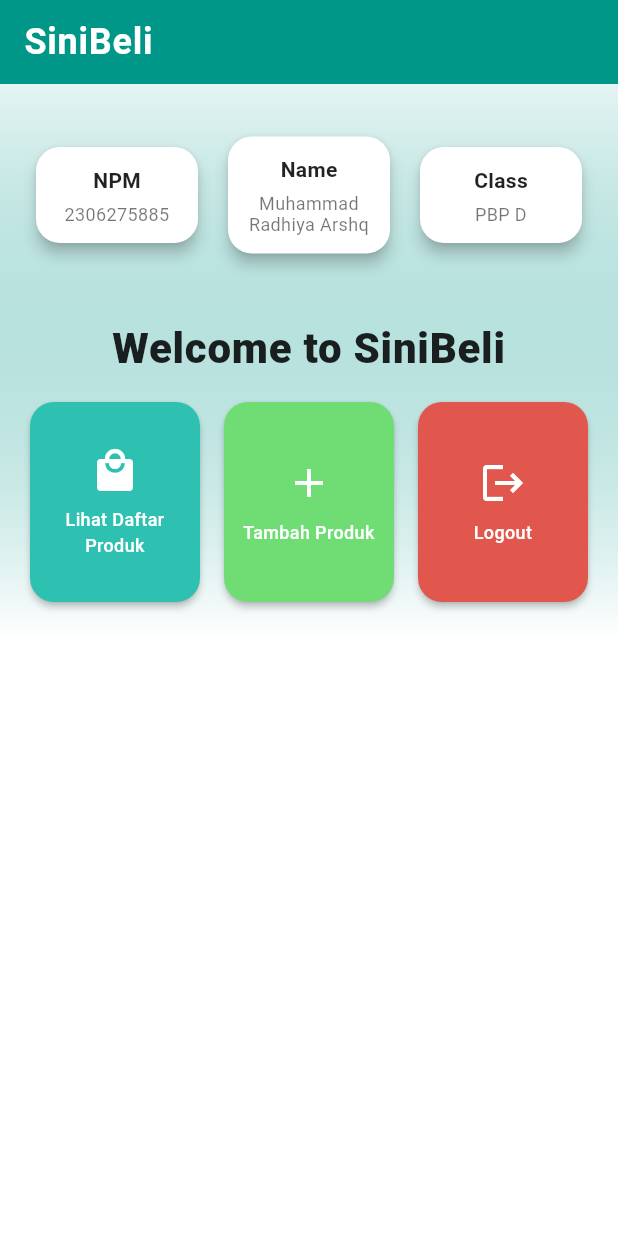
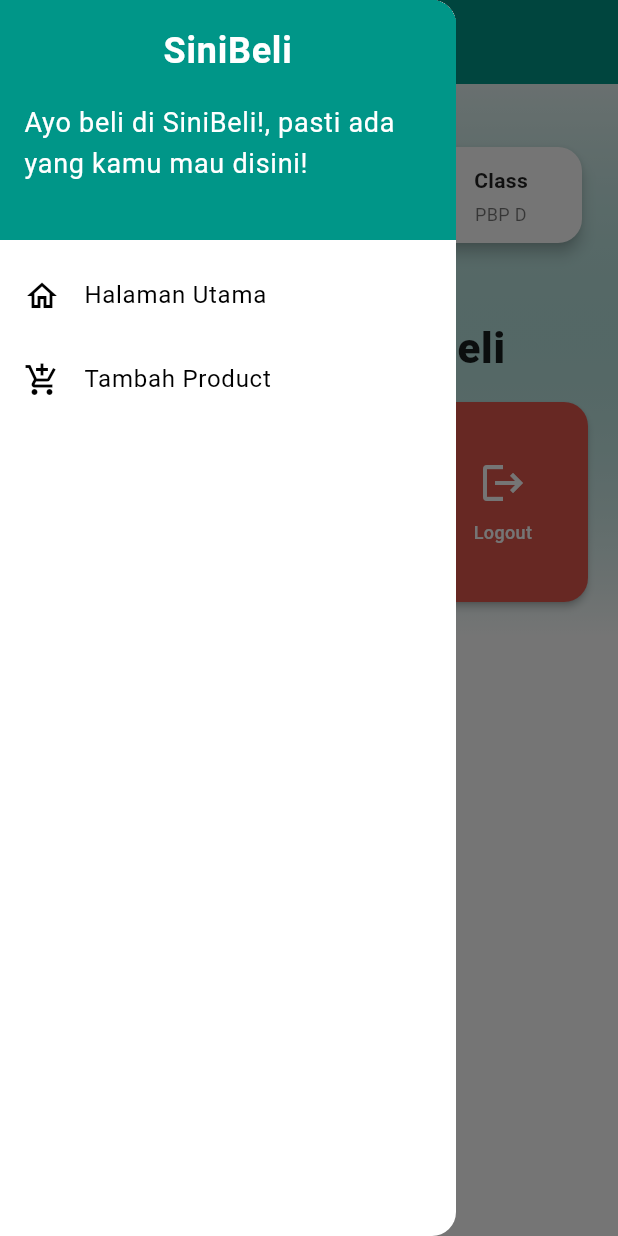
Before and after one commit to arshqiii/SiniBeli-mobile, a Flutter app: the screen it shows after launch, with the side drawer open (before the commit the screen has no drawer), on a phone screen of 412 x 824 dp. Run offline on Flutter 3.47's test engine with Material 3 defaults, Android fonts, the light colour scheme and no system bars.

Commit message:
added drawer to menu page

```diff
--- a/lib/screens/menu.dart
+++ b/lib/screens/menu.dart
@@ -1,4 +1,5 @@
 import 'package:flutter/material.dart';
+import 'package:sinibeli_mobile/widgets/left_drawer.dart';
 
 class MyHomePage extends StatelessWidget {
   final String npm = '2306275885';
@@ -31,7 +32,9 @@ class MyHomePage extends StatelessWidget {
         ),
         elevation: 0,
         backgroundColor: Theme.of(context).colorScheme.primary,
+        iconTheme: const IconThemeData(color: Colors.white),
       ),
+      drawer: const LeftDrawer(), //* Menambahkan Drawer dalam widget Scaffold
       //*============================Body============================//
       body: Container(
         decoration: BoxDecoration(
--- a/lib/screens/productentry_form.dart
+++ b/lib/screens/productentry_form.dart
@@ -0,0 +1,2 @@
+import 'package:flutter/material.dart';
+import 'package:sinibeli_mobile/widgets/left_drawer.dart';
--- a/lib/widgets/left_drawer.dart
+++ b/lib/widgets/left_drawer.dart
@@ -0,0 +1,67 @@
+import 'package:flutter/material.dart';
+import 'package:sinibeli_mobile/screens/menu.dart';
+
+class LeftDrawer extends StatelessWidget {
+  const LeftDrawer({super.key});
+
+  @override
+  Widget build(BuildContext context) {
+    return Drawer(
+      child: ListView(
+        children: [
+          DrawerHeader(
+            decoration: BoxDecoration(
+              color: Theme.of(context).colorScheme.primary,
+            ),
+            child: const Column(
+              children: [
+                Text(
+                  'SiniBeli',
+                  textAlign: TextAlign.center,
+                  style: TextStyle(
+                    fontSize: 24,
+                    fontWeight: FontWeight.bold,
+                    color: Colors.white,
+                  ),
+                ),
+                Padding(padding: EdgeInsets.all(8)),
+                Text(
+                  "Ayo beli di SiniBeli!, pasti ada yang kamu mau disini!",
+                  textAlign: TextAlign.left,
+                  style: TextStyle(
+                    fontSize: 18,
+                    color : Colors.white,
+                  )
+                ),
+              ],
+            ),
+          ),
+          ListTile(
+            leading: const Icon(Icons.home_outlined),
+            title: const Text('Halaman Utama'),
+            // Bagian redirection ke MyHomePage
+            onTap: () {
+              Navigator.pushReplacement(
+                  context,
+                  MaterialPageRoute(
+                    builder: (context) => MyHomePage(),
+                  ));
+            },
+          ),
+          ListTile(
+            leading: const Icon(Icons.add_shopping_cart),
+            title: const Text('Tambah Product'),
+            onTap: () {
+              // Navigator.push(
+              //   context,
+              //   MaterialPageRoute(
+              //     builder: (context) => const
+              //   )
+              // )
+            },
+          ),
+        ],
+      ),
+    );
+  }
+}
```
